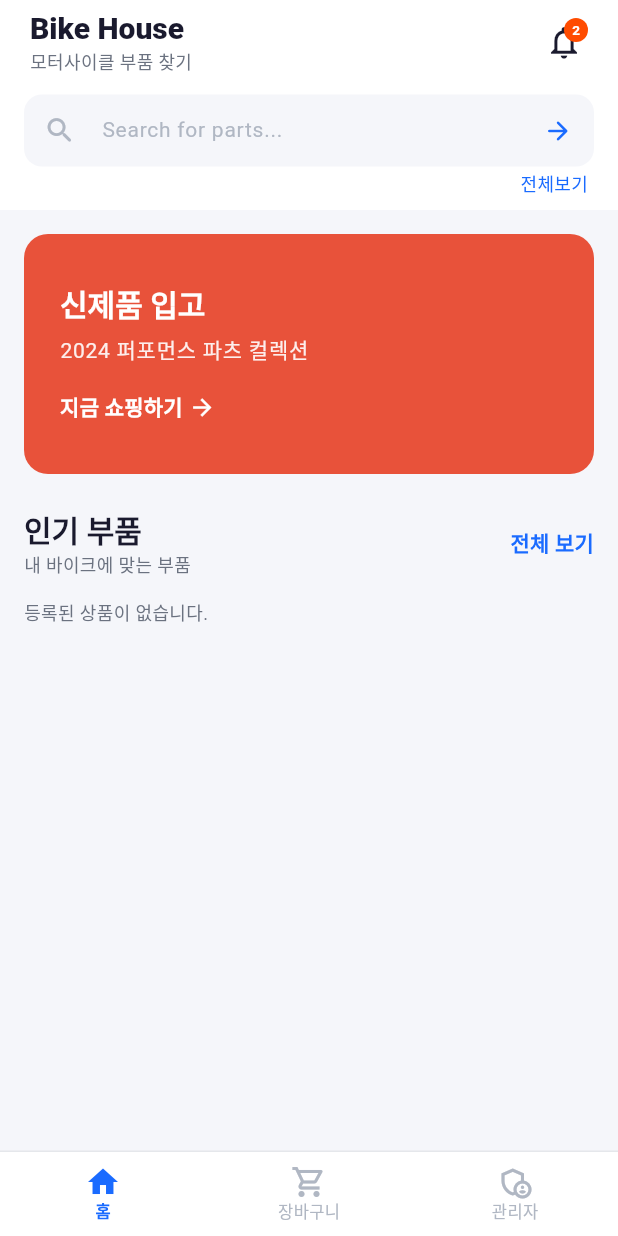
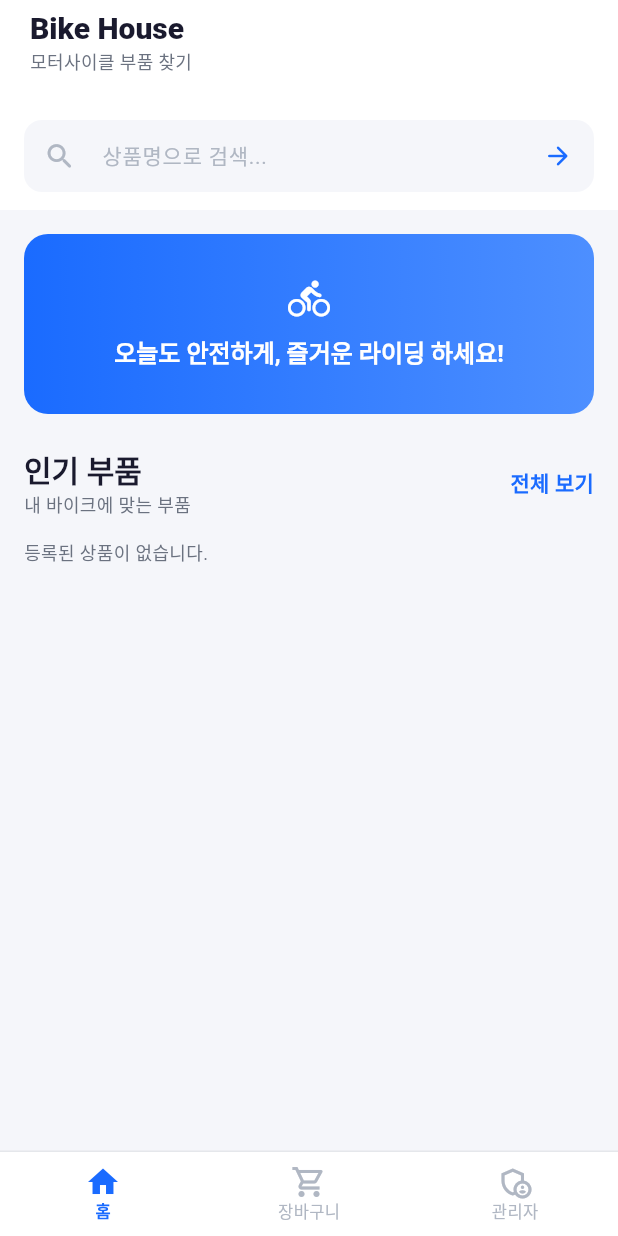
Before and after one commit to hyerin10/bike_house, a Flutter app: the HomeScreen screen opened directly, on a phone screen of 412 x 824 dp. Run offline on Flutter 3.47's test engine with Material 3 defaults, Android fonts, the phone set to English and light mode, and no system bars; our stand-ins replace flutter_dotenv, flutter_riverpod, freezed_annotation, image_picker, supabase_flutter; accounts and stored records are empty.

Commit message:
fix: 홈 화면 전체 보기 문구 1개 삭제 ui: 홈 화면 메인 배너 수정 ui: 관리자 화면 로그인 페이지 문구 수정 ui: 알림 아이콘 삭제 ui: 검색바 기본 문구 변경 fix: 로그아웃 시 관리자 페이지에서 탭 네비게이션 안 보이는 문제 해결

```diff
--- a/lib/features/auth/presentation/root_screen.dart
+++ b/lib/features/auth/presentation/root_screen.dart
@@ -1,20 +1,15 @@
 import 'package:flutter/material.dart';
-import 'package:flutter_riverpod/flutter_riverpod.dart';
 
-import '../../../providers/auth_provider.dart';
 import '../../home/presentation/home_screen.dart';
-import '../../profile/presentation/admin_login_screen.dart';
 
-/// 앱 최상위 인증 가드 위젯.
+/// 앱 최상위 진입 위젯.
 ///
-/// [authProvider]를 구독하여 로그인 여부에 따라
-/// [HomeScreen] 또는 [AdminLoginScreen]을 렌더링합니다.
-class RootScreen extends ConsumerWidget {
+/// 관리자 인증 상태는 HomeScreen 내부의 _AdminTabWrapper에서 처리합니다.
+class RootScreen extends StatelessWidget {
   const RootScreen({super.key});
 
   @override
-  Widget build(BuildContext context, WidgetRef ref) {
-    final user = ref.watch(authProvider);
-    return user != null ? const HomeScreen() : const AdminLoginScreen();
+  Widget build(BuildContext context) {
+    return const HomeScreen();
   }
 }
--- a/lib/features/home/presentation/home_screen.dart
+++ b/lib/features/home/presentation/home_screen.dart
@@ -63,48 +63,7 @@ class HomeScreen extends ConsumerWidget {
             ),
           ],
         ),
-        actions: [
-          // 알림 아이콘 버튼 (알림 뱃지 포함)
-          Padding(
-            padding: const EdgeInsets.only(right: 12),
-            child: Stack(
-              alignment: Alignment.center,
-              children: [
-                IconButton(
-                  onPressed: () {
-                    // 추후 알림 화면으로 이동
-                  },
-                  icon: const Icon(Icons.notifications_outlined, size: 26),
-                  color: AppColors.textPrimary,
-                  tooltip: '알림',
-                ),
-                // 알림 뱃지
-                Positioned(
-                  top: 8,
-                  right: 8,
-                  child: Container(
-                    width: 16,
-                    height: 16,
-                    decoration: const BoxDecoration(
-                      color: AppColors.accent,
-                      shape: BoxShape.circle,
-                    ),
-                    child: const Center(
-                      child: Text(
-                        '2',
-                        style: TextStyle(
-                          color: Colors.white,
-                          fontSize: 9,
-                          fontWeight: FontWeight.w700,
-                        ),
-                      ),
-                    ),
-                  ),
-                ),
-              ],
-            ),
-          ),
-        ],
+        actions: const [],
         // 홈 탭에서만 검색바 표시
         bottom: selectedIndex == NavIndex.home
             ? const PreferredSize(
@@ -201,7 +160,7 @@ class _HomeBody extends StatelessWidget {
 }
 
 // ─────────────────────────────────────────────────────────────────────────────
-// 프로모션 배너 섹션
+// 웰컴 배너 섹션
 // ─────────────────────────────────────────────────────────────────────────────
 
 class _BannerSection extends StatelessWidget {
@@ -211,43 +170,33 @@ class _BannerSection extends StatelessWidget {
       padding: const EdgeInsets.symmetric(horizontal: 16),
       child: Container(
         width: double.infinity,
-        height: 160,
+        height: 120,
         decoration: BoxDecoration(
-          color: AppColors.bannerBackground,
+          gradient: const LinearGradient(
+            colors: [Color(0xFF1A6BFF), Color(0xFF4D8FFF)],
+            begin: Alignment.centerLeft,
+            end: Alignment.centerRight,
+          ),
           borderRadius: BorderRadius.circular(16),
         ),
-        padding: const EdgeInsets.all(24),
+        padding: const EdgeInsets.symmetric(horizontal: 28, vertical: 20),
         child: Column(
-          crossAxisAlignment: CrossAxisAlignment.start,
           mainAxisAlignment: MainAxisAlignment.center,
           children: [
+            const Icon(
+              Icons.directions_bike_rounded,
+              color: Colors.white,
+              size: 28,
+            ),
+            const SizedBox(height: 10),
             Text(
-              '신제품 입고',
-              style: Theme.of(context).textTheme.headlineMedium?.copyWith(
+              '오늘도 안전하게, 즐거운 라이딩 하세요!',
+              textAlign: TextAlign.center,
+              style: Theme.of(context).textTheme.titleLarge?.copyWith(
                     color: Colors.white,
-                    fontWeight: FontWeight.w800,
+                    fontWeight: FontWeight.w700,
+                    height: 1.4,
                   ),
-            ),
-            const SizedBox(height: 6),
-            Text(
-              '2024 퍼포먼스 파츠 컬렉션',
-              style: Theme.of(context).textTheme.bodyLarge?.copyWith(
-                    color: Colors.white.withOpacity(0.9),
-                  ),
-            ),
-            const SizedBox(height: 16),
-            Row(
-              children: [
-                Text(
-                  '지금 쇼핑하기',
-                  style: Theme.of(context).textTheme.titleMedium?.copyWith(
-                        color: Colors.white,
-                        fontWeight: FontWeight.w600,
-                      ),
-                ),
-                const SizedBox(width: 4),
-                const Icon(Icons.arrow_forward, color: Colors.white, size: 18),
-              ],
             ),
           ],
         ),
--- a/lib/features/home/presentation/widgets/home_search_bar.dart
+++ b/lib/features/home/presentation/widgets/home_search_bar.dart
@@ -46,7 +46,7 @@ class _HomeSearchBarState extends ConsumerState<HomeSearchBar> {
   @override
   Widget build(BuildContext context) {
     return Padding(
-      padding: const EdgeInsets.fromLTRB(16, 4, 16, 8),
+      padding: const EdgeInsets.fromLTRB(16, 4, 16, 12),
       child: Column(
         mainAxisSize: MainAxisSize.min,
         children: [
@@ -60,7 +60,7 @@ class _HomeSearchBarState extends ConsumerState<HomeSearchBar> {
             textInputAction: TextInputAction.search,
             style: Theme.of(context).textTheme.bodyLarge,
             decoration: InputDecoration(
-              hintText: 'Search for parts...',
+              hintText: '상품명으로 검색...',
               hintStyle: Theme.of(context).textTheme.bodyLarge?.copyWith(
                     color: AppColors.textHint,
                   ),
@@ -97,25 +97,6 @@ class _HomeSearchBarState extends ConsumerState<HomeSearchBar> {
             ),
           ),
 
-          // 전체보기 링크
-          Align(
-            alignment: Alignment.centerRight,
-            child: TextButton(
-              style: TextButton.styleFrom(
-                padding: const EdgeInsets.symmetric(horizontal: 4, vertical: 2),
-                minimumSize: Size.zero,
-                tapTargetSize: MaterialTapTargetSize.shrinkWrap,
-              ),
-              onPressed: () => _navigateToResults(query: ''),
-              child: Text(
-                '전체보기',
-                style: Theme.of(context).textTheme.bodyMedium?.copyWith(
-                      color: AppColors.primary,
-                      fontWeight: FontWeight.w500,
-                    ),
-              ),
-            ),
-          ),
         ],
       ),
     );
--- a/lib/features/profile/presentation/admin_login_screen.dart
+++ b/lib/features/profile/presentation/admin_login_screen.dart
@@ -13,9 +13,8 @@ class AdminLoginScreen extends ConsumerWidget {
     final controller = ref.read(adminLoginProvider.notifier);
     final state = ref.watch(adminLoginProvider);
 
-    return Scaffold(
-      backgroundColor: AppColors.background,
-      body: SafeArea(
+    return Material(
+      color: AppColors.background,
       child: Column(
         children: [
           // 헤더
@@ -39,16 +38,12 @@ class AdminLoginScreen extends ConsumerWidget {
 
                   const SizedBox(height: 40),
 
-                    // 푸터
-                    const _SecurityFooter(),
-
                     const SizedBox(height: 32),
                 ],
               ),
             ),
           ),
         ],
-        ),
       ),
     );
   }
@@ -76,7 +71,6 @@ class _AdminLoginHeader extends StatelessWidget {
                   color: AppColors.textPrimary,
                 ),
           ),
-          const Divider(height: 0, thickness: 1, color: AppColors.divider),
         ],
       ),
     );
@@ -113,13 +107,6 @@ class _AdminBadge extends StatelessWidget {
           style: Theme.of(context).textTheme.headlineMedium?.copyWith(
                 fontWeight: FontWeight.w700,
                 color: AppColors.textPrimary,
-              ),
-        ),
-        const SizedBox(height: 6),
-        Text(
-          '보안 관리자 전용 접근',
-          style: Theme.of(context).textTheme.bodyMedium?.copyWith(
-                color: AppColors.textSecondary,
               ),
         ),
       ],
```
Lines whose indentation alone changed are shown as unchanged.
